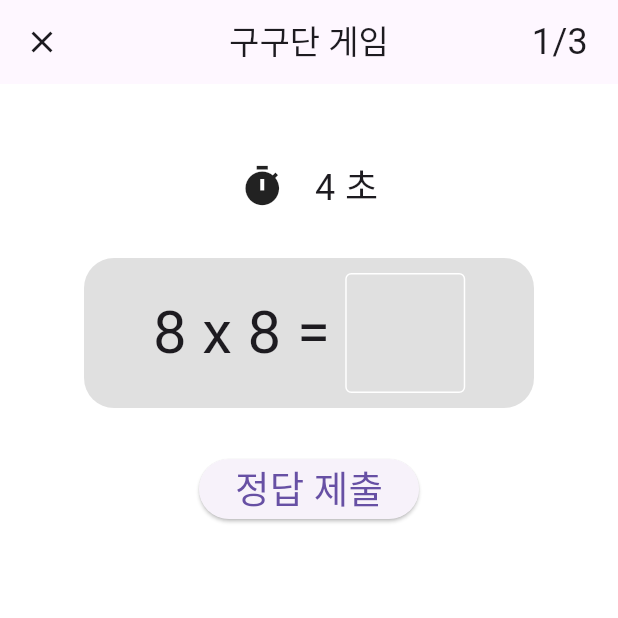
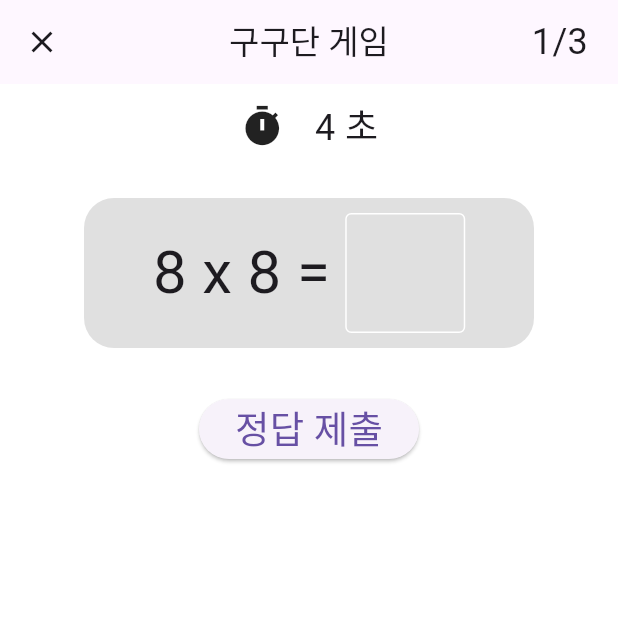
Before and after one commit to minu510/-15-, a Flutter app: the TimerScreen screen opened directly, after a tap on "게임하기", on a phone screen of 412 x 824 dp, the top half of it. Run offline on Flutter 3.47's test engine with Material 3 defaults, Android fonts, the light colour scheme and no system bars; our stand-ins replace table_calendar.

Commit message:
폰에 연동 시 UI 문제 없게 수정

```diff
--- a/lib/main.dart
+++ b/lib/main.dart
@@ -1,7 +1,7 @@
 import 'dart:async'; // Timer 클래스를 사용하기 위한 패키지
 import 'package:flutter/material.dart';
 import 'dart:math';
-import 'package:table_calendar/table_calendar.dart';
+import 'package:table_calendar/table_calendar.dart'; // 캘린더 기능을 사용하기 위한 패키지
 
 void main() {
   runApp(const MyApp());
@@ -25,16 +25,6 @@ class Helper {
             )));
   }
 }
-
-
-
-
-
-
-
-
-
-
 
 class MyApp extends StatelessWidget {
   const MyApp({Key? key}) : super(key: key);
@@ -329,7 +319,7 @@ class _TimerScreenState extends State<TimerScreen> {
               mainAxisAlignment: MainAxisAlignment.center,
               children: [
                 Container(
-                  margin: EdgeInsets.only(top: 400, right: 10),
+                  margin: EdgeInsets.only(top: 300, right: 10),
                   child: OutlinedButton(
                     onPressed: !isTimerRunning ? null : () {
                       setState(() {
@@ -344,7 +334,7 @@ class _TimerScreenState extends State<TimerScreen> {
                   ),
                 ),
                 Container(
-                  margin: EdgeInsets.only(top: 400, left: 10),
+                  margin: EdgeInsets.only(top: 300, left: 10),
                   child: OutlinedButton(
                     onPressed: !isTimerRunning ? null : () {
                       Helper.failedGames = 0;
@@ -367,22 +357,6 @@ class _TimerScreenState extends State<TimerScreen> {
     );
   }
 }
-
-
-
-
-
-
-
-
-
-
-
-
-
-
-
-
 
 
 
@@ -573,26 +547,6 @@ class _CalendarState extends State<Calendar> {
 
 
 
-
-
-
-
-
-
-
-
-
-
-
-
-
-
-
-
-
-
-
-
 // 구구단 게임
 class MultiplicationGame extends StatefulWidget {
   const MultiplicationGame({super.key});
@@ -714,7 +668,7 @@ class _MultiplicationGameState extends State<MultiplicationGame> {
         mainAxisAlignment: MainAxisAlignment.start,
         children: [
           SizedBox(
-            height: 50,
+            height: 10,
           ),
           Row(
             // 남은 시간
@@ -937,7 +891,7 @@ class _DifferentWordGameState extends State<DifferentWordGame> {
         child: Column(
           children: [
             SizedBox(
-              height: 50,
+              height: 10,
             ),
             Row(
               // 남은 시간
@@ -1141,7 +1095,7 @@ class _TypingGameState extends State<TypingGame> {
         mainAxisAlignment: MainAxisAlignment.start,
         children: [
           SizedBox(
-            height: 50,
+            height: 10,
           ),
           Row(
             // 남은 시간
```
